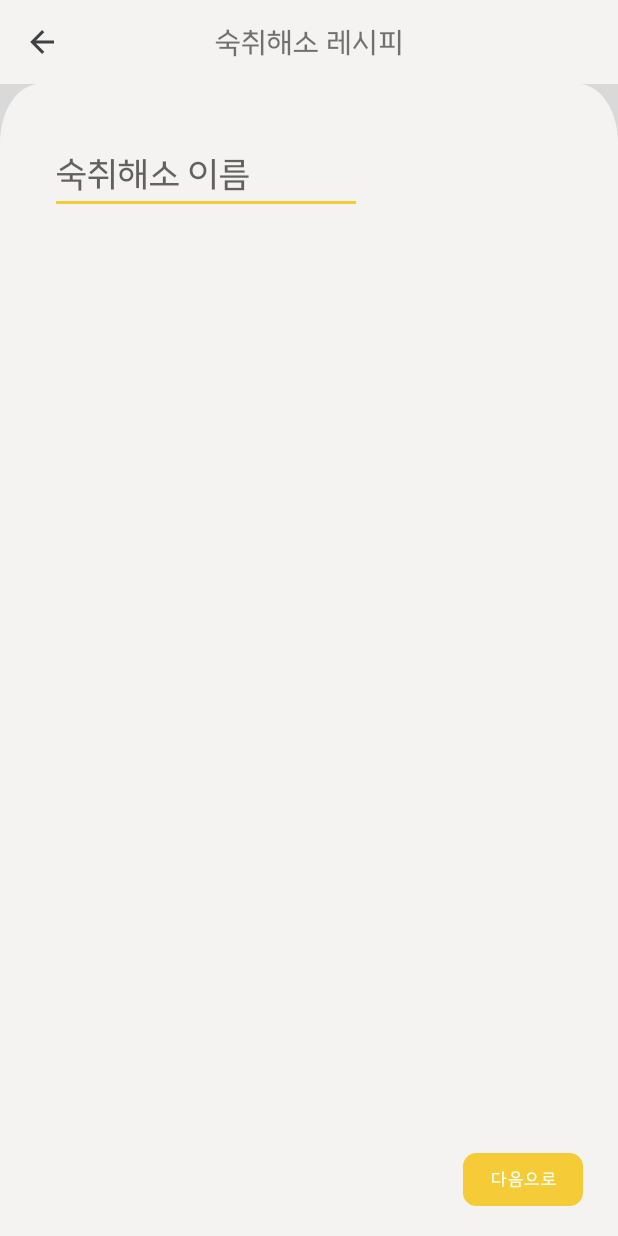
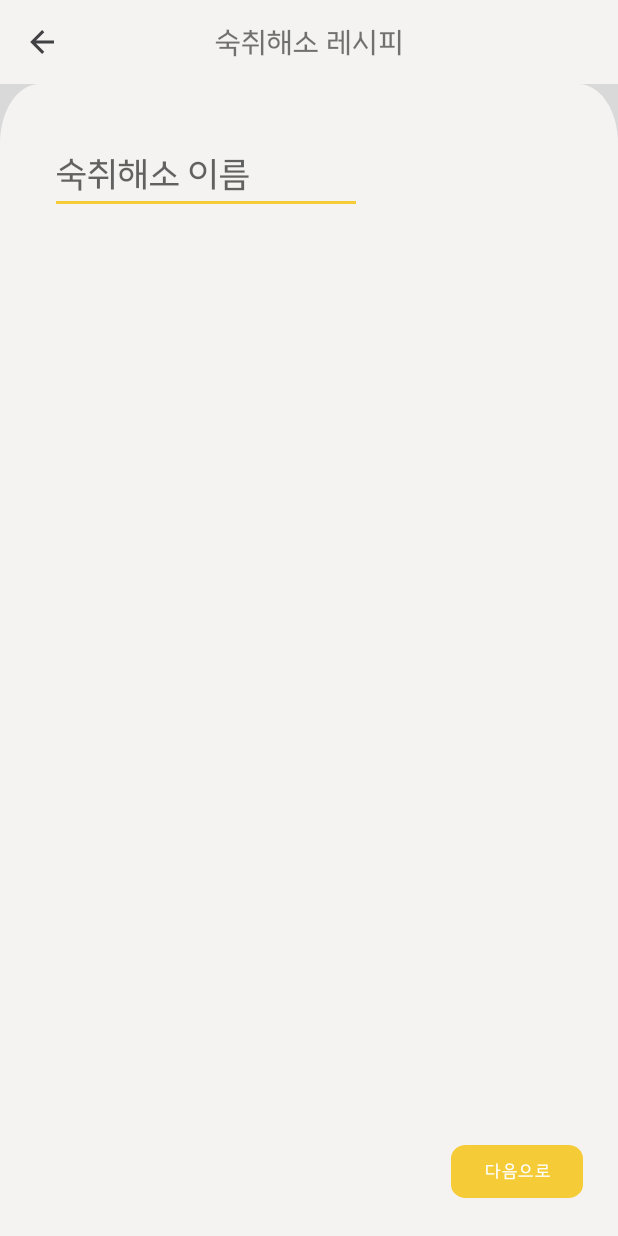
Before and after one commit to Dodogari/Golden_Ratio, an Android app: the NewHangoverActivity screen opened directly, with no data from a screen before it, on a phone screen of 412 x 824 dp. Run offline under Robolectric (Android 15) with nearby library versions, the phone set to English and light mode, and no system bars; plain views replace SlidingUpPanelLayout; pictures from the network do not load.

Commit message:
xml 수정

```diff
--- a/app/src/main/res/layout/activity_add_cocktail.xml
+++ b/app/src/main/res/layout/activity_add_cocktail.xml
@@ -247,7 +247,7 @@
 
     <Button
         android:id="@+id/bt_next"
-        android:layout_width="80dp"
+        android:layout_width="wrap_content"
         android:layout_height="35dp"
         android:layout_marginEnd="23dp"
         android:layout_marginBottom="20dp"
--- a/app/src/main/res/layout/activity_add_ratio.xml
+++ b/app/src/main/res/layout/activity_add_ratio.xml
@@ -11,7 +11,7 @@
     <androidx.appcompat.widget.AppCompatButton
         android:id="@+id/bt_login"
         style="@style/bt_text"
-        android:layout_width="72dp"
+        android:layout_width="wrap_content"
         android:layout_height="32dp"
         android:layout_marginTop="48dp"
         android:layout_marginEnd="16dp"
--- a/app/src/main/res/layout/activity_ingredient.xml
+++ b/app/src/main/res/layout/activity_ingredient.xml
@@ -105,12 +105,13 @@
             </androidx.cardview.widget.CardView>
         </androidx.constraintlayout.widget.ConstraintLayout>
     </RelativeLayout>
+
     <Button
         android:id="@+id/bt_next"
-        android:layout_width="80dp"
+        android:layout_width="wrap_content"
         android:layout_height="35dp"
         android:layout_marginEnd="23dp"
-        android:layout_marginBottom="20dp"
+        android:layout_marginBottom="25dp"
         android:background="@drawable/bt_next"
         android:text="다음으로"
         android:textSize="12sp"
--- a/app/src/main/res/layout/activity_new_hangover.xml
+++ b/app/src/main/res/layout/activity_new_hangover.xml
@@ -36,7 +36,7 @@
         app:layout_constraintStart_toStartOf="parent"
         app:layout_constraintTop_toTopOf="@+id/bt_back"
         app:umanoOverlay="true"
-        app:umanoPanelHeight="430dp"
+        app:umanoPanelHeight="446dp"
         app:umanoShadowHeight="0dp">
 
         <androidx.constraintlayout.widget.ConstraintLayout
@@ -59,14 +59,14 @@
                 android:layout_width="wrap_content"
                 android:layout_height="wrap_content"
                 android:layout_marginStart="309dp"
+                android:layout_marginTop="180dp"
                 android:layout_marginEnd="42dp"
-                android:layout_marginBottom="80dp"
                 android:background="@android:color/transparent"
                 android:src="@drawable/ic_camera"
-                app:layout_constraintBottom_toBottomOf="parent"
                 app:layout_constraintEnd_toEndOf="parent"
                 app:layout_constraintHorizontal_bias="0.848"
-                app:layout_constraintStart_toStartOf="parent" />
+                app:layout_constraintStart_toStartOf="parent"
+                app:layout_constraintTop_toTopOf="@+id/img_camera" />
         </androidx.constraintlayout.widget.ConstraintLayout>
 
         <androidx.constraintlayout.widget.ConstraintLayout
@@ -76,7 +76,7 @@
             android:background="@drawable/bg_sliding">
 
             <EditText
-                android:id="@+id/editText"
+                android:id="@+id/et_title"
                 style="@style/hint_text"
                 android:layout_width="208dp"
                 android:layout_height="wrap_content"
@@ -93,10 +93,10 @@
 
     <Button
         android:id="@+id/bt_next"
-        android:layout_width="80dp"
+        android:layout_width="wrap_content"
         android:layout_height="35dp"
         android:layout_marginEnd="23dp"
-        android:layout_marginBottom="20dp"
+        android:layout_marginBottom="25dp"
         android:background="@drawable/bt_next"
         android:text="다음으로"
         android:textSize="12sp"
--- a/app/src/main/res/layout/activity_ratio.xml
+++ b/app/src/main/res/layout/activity_ratio.xml
@@ -11,7 +11,7 @@
     <androidx.appcompat.widget.AppCompatButton
         android:id="@+id/bt_next"
         style="@style/bt_text"
-        android:layout_width="72dp"
+        android:layout_width="wrap_content"
         android:layout_height="32dp"
         android:layout_marginTop="48dp"
         android:layout_marginEnd="16dp"
--- a/app/src/main/res/layout/activity_search.xml
+++ b/app/src/main/res/layout/activity_search.xml
@@ -93,7 +93,7 @@
         <androidx.core.widget.NestedScrollView
             android:id="@+id/nestedScrollView2"
             android:layout_width="match_parent"
-            android:layout_height="120dp"
+            android:layout_height="wrap_content"
             android:layout_marginTop="16dp"
             android:layout_alignParentEnd="true"
             android:layout_alignParentBottom="true"
--- a/app/src/main/res/values/colors.xml
+++ b/app/src/main/res/values/colors.xml
@@ -8,7 +8,6 @@
     <color name="black">#FF000000</color>
     <color name="white">#FFFFFFFF</color>
     <color name="yellow">#FFF5CC37</color>
-    <color name="red">#FFF24E1E</color>
     <color name="basic_background">#FFF5F3F2</color>
     <color name="basic_text">#FF5C5C5C</color>
     <color name="unselected_text">#FF7C7C7C</color>
@@ -17,4 +16,5 @@
     <color name="light_background">#FFEEFBFF</color>
     <color name="star_background">#FFDBDBDB</color>
     <color name="toolbar">#F5F3F2</color>
+    <color name="red">#FFF24E1E</color>
 </resources>
```
Also changed, not shown: app/src/main/res/drawable/ic_dialog.xml (added, +11 -0 lines), app/src/main/res/layout/activity_add_hangover.xml (+7 -7 lines), app/src/main/res/layout/activity_new_ingredient.xml (+6 -6 lines), 1 other file.
